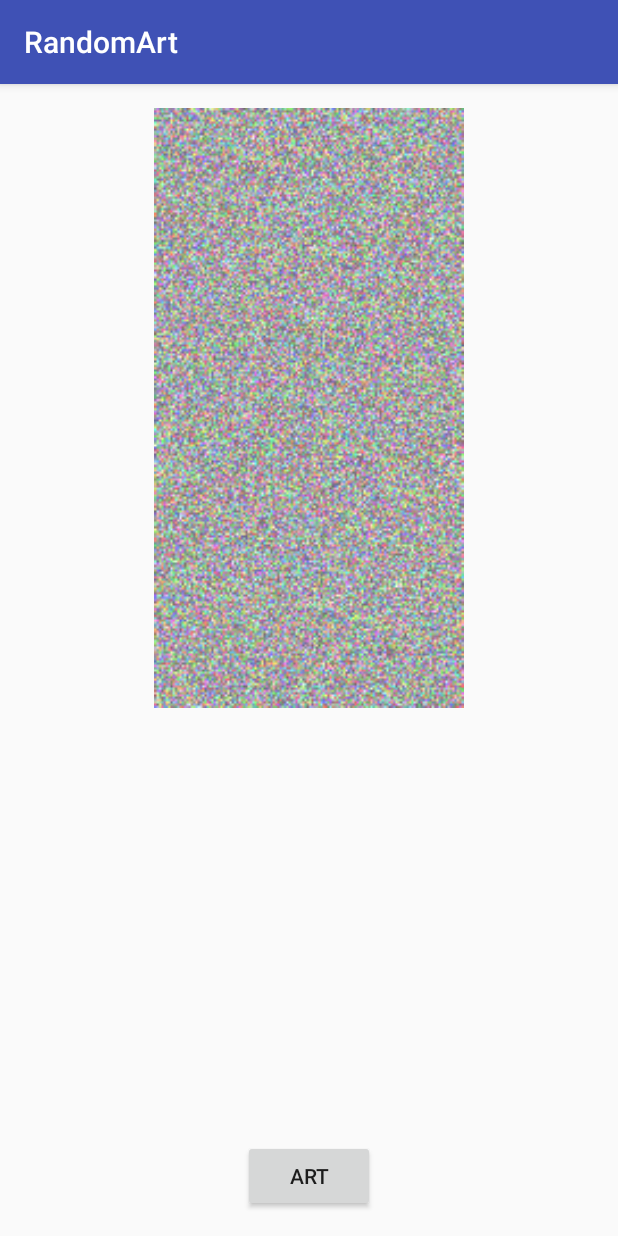
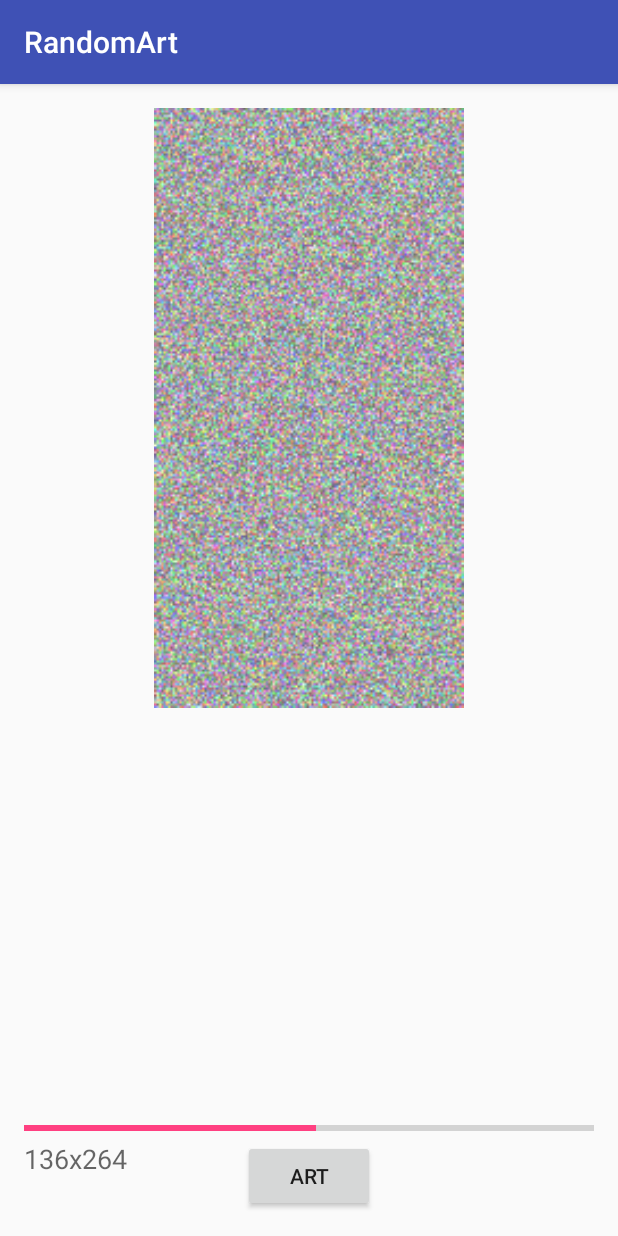
Before and after one commit to Rawman3D/RandomArt, an Android app: the screen it shows after launch (MainActivity), after a tap on "ART", on a phone screen of 412 x 824 dp. Run offline under Robolectric (Android 15) with nearby library versions, the phone set to English and light mode, and no system bars.

Commit message:
Added asyntask, and progress bar

```diff
--- a/app/src/main/java/com/example/kabinkale/randomart/MainActivity.java
+++ b/app/src/main/java/com/example/kabinkale/randomart/MainActivity.java
@@ -7,33 +7,39 @@ import android.support.v7.app.AppCompatActivity;
 import android.os.Bundle;
 import android.view.View;
 import android.widget.ImageView;
+import android.widget.ProgressBar;
+import android.widget.TextView;
 import java.util.Random;
 
 public class MainActivity extends AppCompatActivity {
     private ImageView imageView;
     private Random random = new Random();
-
+    private ProgressBar progressBar;
+    private TextView sizeDisp;
     @Override
     protected void onCreate(Bundle savedInstanceState) {
         super.onCreate(savedInstanceState);
         setContentView(R.layout.activity_main);
         imageView = (ImageView) findViewById(R.id.artDisplay);
+        progressBar = (ProgressBar) findViewById(R.id.progressBar);
+        sizeDisp = (TextView) findViewById(R.id.sizeDisp);
     }
 
     public void CreateArt(View view){
         int i,j;
         int height= random.nextInt(700);
         int width = random.nextInt(700);
-
-
-        CreateImageTask eutaTask = new CreateImageTask();
-        eutaTask.execute(width,height);
+        int total = height*width;
+        sizeDisp.setText(Integer.toString(height)+"x"+Integer.toString(width));
+        progressBar.setMax(width);
+        CreateImageTask EutaTask = new CreateImageTask();
+        EutaTask.execute(width,height,width);
 
     }
 
 
 
-    private class CreateImageTask extends AsyncTask<Integer,Void,Bitmap> {
+    private class CreateImageTask extends AsyncTask<Integer,Integer,Bitmap> {
         private Bitmap Art2D2;
 
         public Bitmap getArt2D2() {
@@ -48,7 +54,7 @@ public class MainActivity extends AppCompatActivity {
         @Override
         protected Bitmap doInBackground(Integer... integers) {
             int width=integers[0];
-            int i,j;
+            int i,j,prog;
             int height = integers[1];
             Bitmap Art = Bitmap.createBitmap(height,width, Bitmap.Config.ARGB_8888);
 
@@ -56,6 +62,9 @@ public class MainActivity extends AppCompatActivity {
                 for (j=0;j<Art.getHeight();j++){
 
                     Art.setPixel(i,j, Color.argb(255,getRand(),getRand(),getRand()));
+                    prog= i;
+
+                    publishProgress(prog);
                 }
             }
             setArt2D2(Art);
@@ -70,6 +79,14 @@ public class MainActivity extends AppCompatActivity {
             imageView.setImageBitmap(bitmap);
        }
 
+        @Override
+        protected void onProgressUpdate(Integer... values) {
+//            super.onProgressUpdate(values);
+            progressBar.setProgress(values[0]);
+
+        }
+
+
     }
 
 
--- a/app/src/main/res/layout/activity_main.xml
+++ b/app/src/main/res/layout/activity_main.xml
@@ -24,4 +24,22 @@
         android:layout_alignParentBottom="true"
         android:layout_centerHorizontal="true"
         android:onClick="CreateArt" />
+
+    <ProgressBar
+        style="?android:attr/progressBarStyleHorizontal"
+        android:layout_width="match_parent"
+        android:layout_height="wrap_content"
+        android:id="@+id/progressBar"
+        android:layout_above="@+id/art_button"
+        android:layout_centerHorizontal="true" />
+
+    <TextView
+        android:layout_width="wrap_content"
+        android:layout_height="wrap_content"
+        android:textAppearance="?android:attr/textAppearanceMedium"
+        android:text="Size"
+        android:id="@+id/sizeDisp"
+        android:layout_alignTop="@+id/art_button"
+        android:layout_alignParentStart="true" />
+
 </RelativeLayout>
```
